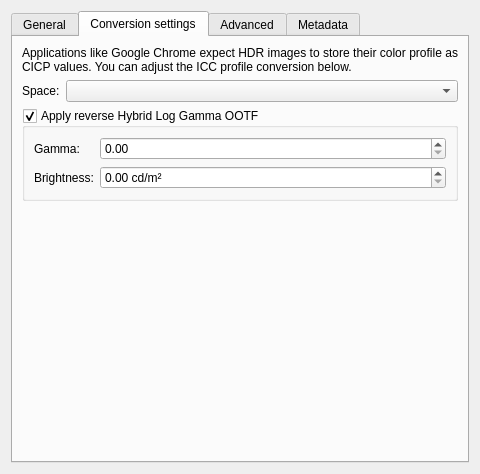
The window that plugins/impex/jxl/kis_wdg_options_jpegxl.ui (KDE/krita) describes before a commit, drawn with Qt 5.
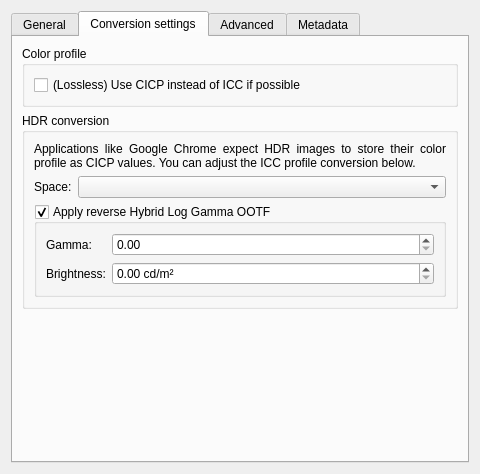
The same window after the commit. The open tabs and pages were chosen to show the change. Custom widgets are drawn as their Qt base class.

Commit message:
JPEG-XL: add option to use CICP rather than ICC for lossless
This option will strip ICC on lossless and saving it as CICP blob instead.
Useful to squeeze down filesize even more (eg. for web delivery).

Diff of the .ui file:
```diff
--- a/plugins/impex/jxl/kis_wdg_options_jpegxl.ui
+++ b/plugins/impex/jxl/kis_wdg_options_jpegxl.ui
@@ -249,6 +249,31 @@
       <attribute name="title">
        <string>Conversion settings</string>
       </attribute>
+      <layout class="QVBoxLayout" name="verticalLayout_5">
+       <item>
+        <widget class="QGroupBox" name="colorProfileGrp">
+         <property name="title">
+          <string>Color profile</string>
+         </property>
+         <layout class="QFormLayout" name="formLayout_2">
+          <item row="0" column="0">
+           <widget class="QCheckBox" name="forceCicpLossless">
+            <property name="toolTip">
+             <string>&lt;html&gt;&lt;head/&gt;&lt;body&gt;&lt;p&gt;Use CICP if ICC profile is convertible to CICP on lossless, otherwise keep using ICC. Useful to make filesize even smaller (eg. for web delivery).&lt;/p&gt;&lt;/body&gt;&lt;/html&gt;</string>
+            </property>
+            <property name="text">
+             <string>(Lossless) Use CICP instead of ICC if possible</string>
+            </property>
+           </widget>
+          </item>
+         </layout>
+        </widget>
+       </item>
+       <item>
+        <widget class="QGroupBox" name="hdrConversionGrp">
+         <property name="title">
+          <string>HDR conversion</string>
+         </property>
       <layout class="QFormLayout" name="formLayout">
        <item row="0" column="0" colspan="2">
         <widget class="QLabel" name="explanationLabel">
@@ -327,6 +352,22 @@
           </item>
          </layout>
         </widget>
+          </item>
+         </layout>
+        </widget>
+       </item>
+       <item>
+        <spacer name="verticalSpacer_2">
+         <property name="orientation">
+          <enum>Qt::Vertical</enum>
+         </property>
+         <property name="sizeHint" stdset="0">
+          <size>
+           <width>20</width>
+           <height>20</height>
+          </size>
+         </property>
+        </spacer>
        </item>
       </layout>
      </widget>
```
Lines whose indentation alone changed are shown as unchanged. The commit also changes 2 other files.
